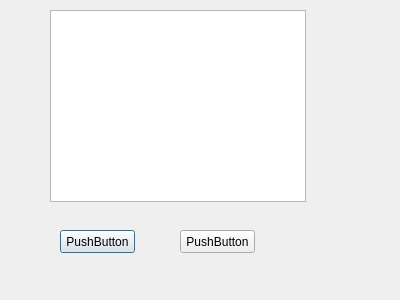
davatem17/proyectoC, file cliente_dialog.ui: the form before one commit.
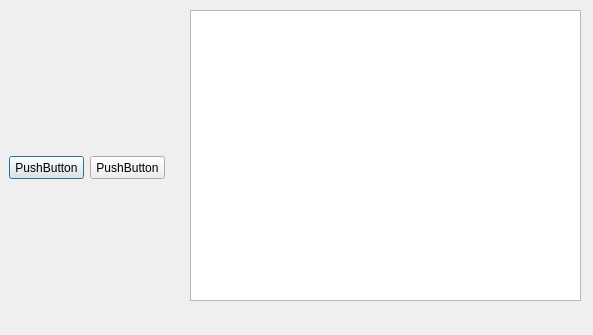
The form after the commit.

Patch:
```diff
--- a/cliente_dialog.ui
+++ b/cliente_dialog.ui
@@ -6,8 +6,8 @@
    <rect>
     <x>0</x>
     <y>0</y>
-    <width>400</width>
-    <height>300</height>
+    <width>593</width>
+    <height>335</height>
    </rect>
   </property>
   <property name="windowTitle">
@@ -16,18 +16,18 @@
   <widget class="QTableView" name="tableView">
    <property name="geometry">
     <rect>
-     <x>50</x>
+     <x>190</x>
      <y>10</y>
-     <width>256</width>
-     <height>192</height>
+     <width>391</width>
+     <height>291</height>
     </rect>
    </property>
   </widget>
   <widget class="QPushButton" name="pushButton">
    <property name="geometry">
     <rect>
-     <x>60</x>
-     <y>230</y>
+     <x>9</x>
+     <y>156</y>
      <width>75</width>
      <height>23</height>
     </rect>
@@ -39,8 +39,8 @@
   <widget class="QPushButton" name="pushButton_2">
    <property name="geometry">
     <rect>
-     <x>180</x>
-     <y>230</y>
+     <x>90</x>
+     <y>156</y>
      <width>75</width>
      <height>23</height>
     </rect>
```
